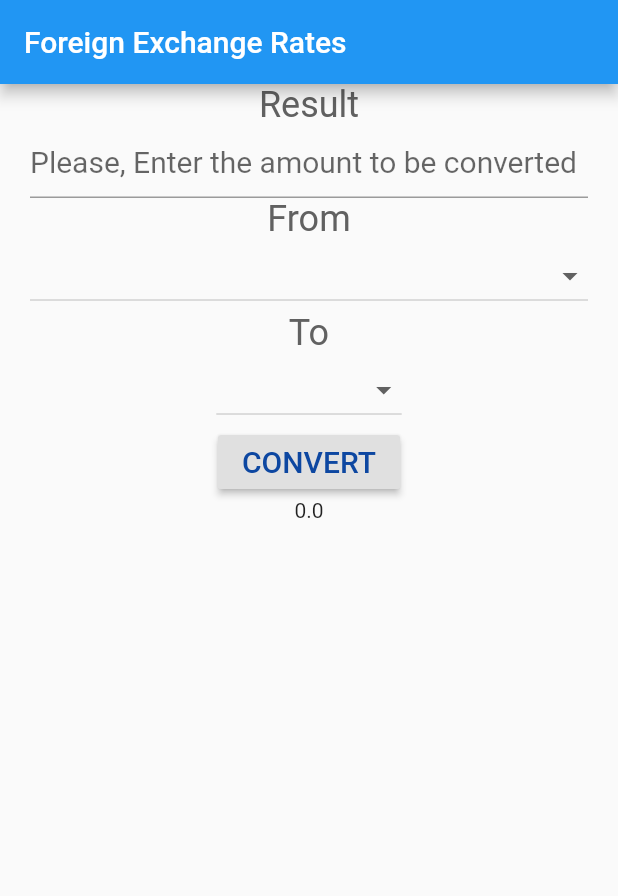
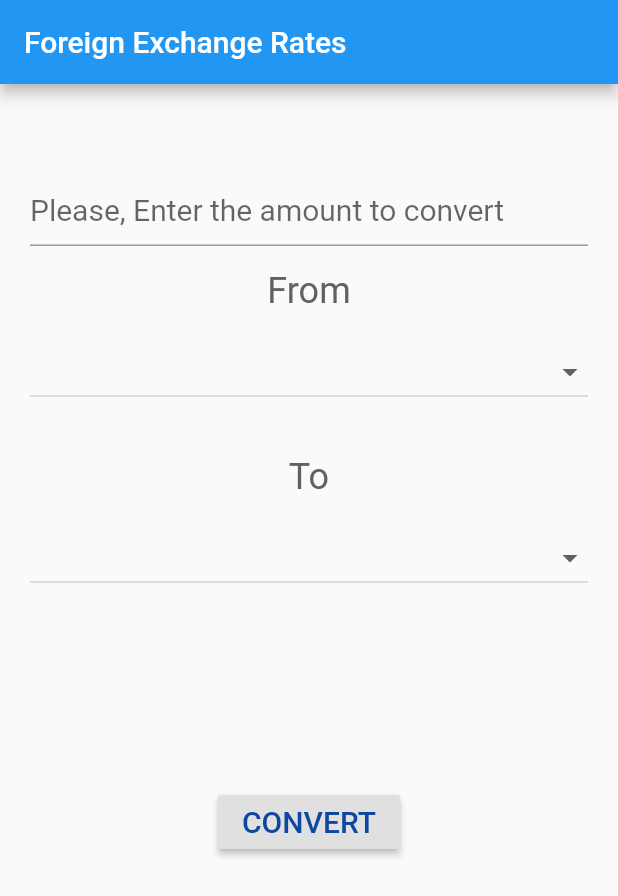
Before and after one commit to tolopsy/forex-rate, a Flutter app: the screen it shows after launch, after a tap on "CONVERT", on a phone screen of 412 x 824 dp. Shown: the top 896 px of the screen. Run offline on Flutter 3.47's test engine with Material 2 defaults, Android fonts, the phone set to English and light mode, and no system bars.

Commit message:
empty SizedBox spacing and logic

```diff
--- a/lib/main.dart
+++ b/lib/main.dart
@@ -9,6 +9,7 @@ class MyApp extends StatefulWidget {
 
 class MyAppState extends State<MyApp> {
   double _amountToConvert;
+  String _resultMessage;
   final List<String> _rates = [
     "Dollar (US)",
     "Pound",
@@ -17,6 +18,27 @@ class MyAppState extends State<MyApp> {
     "Bitcoin",
     "Naira",
   ];
+
+  final Map<String, int> _ratesMap = {
+    "Dollar (US)": 0,
+    "Pound": 1,
+    "Euro": 2,
+    "Japanese Yen": 3,
+    "Bitcoin": 4,
+    "Naira": 5,
+  };
+
+  // _rateMultiplier is the rate of 1 unit of each currency to others.
+  // It is represented as a 2 x 2 matrix.
+  // To use this in production, You should replace the values in each list with real time values.
+  final dynamic _rateMultiplier = {
+    '0': [1, 0.73, 0.85, 110.29, 0.000017, 380],
+    '1': [1.38, 1, 1.17, 151.79, 0.000024, 522.93],
+    '2': [1.17, 0.85, 1, 129.49, 0.000020, 446.26],
+    '3': [0.0091, 0.0066, 0.0077, 1, 0.0000001566, 3.45],
+    '4': [57909.9, 42067.2, 49315.78, 6385840.49, 1, 22005762],
+    '5': [0.0024, 0.0018, 0.0021, 0.29, 0.00000004544, 1],
+  };
 
   String _fromCurrency;
   String _toCurrency;
@@ -38,6 +60,17 @@ class MyAppState extends State<MyApp> {
     super.initState();
   }
 
+  void convert(double value, String from, String to) {
+    int convertFrom = _ratesMap[from];
+    int convertTo = _ratesMap[to];
+
+    var multiplier = _rateMultiplier[convertFrom.toString()][convertTo];
+    var result = value * multiplier;
+    setState(() {
+      _resultMessage = "${result.toStringAsFixed(2)} $to";
+    });
+  }
+
   @override
   Widget build(BuildContext context) {
     return MaterialApp(
@@ -51,14 +84,20 @@ class MyAppState extends State<MyApp> {
             child: SingleChildScrollView(
               child: Column(
                 children: [
+                  SizedBox(
+                    height: 16,
+                  ),
                   Text(
-                    "Result",
+                    (_resultMessage == null) ? '' : _resultMessage,
                     style: labelStyle,
+                  ),
+                  SizedBox(
+                    height: 16,
                   ),
                   TextField(
                     style: fieldStyle,
                     decoration: InputDecoration(
-                        hintText: "Please, Enter the amount to be converted"),
+                        hintText: "Please, Enter the amount to convert"),
                     onChanged: (text) {
                       var userInput = double.tryParse(text);
                       if (userInput != null) {
@@ -68,9 +107,15 @@ class MyAppState extends State<MyApp> {
                       }
                     },
                   ),
+                  SizedBox(
+                    height: 16,
+                  ),
                   Text(
                     "From",
                     style: labelStyle,
+                  ),
+                  SizedBox(
+                    height: 16,
                   ),
                   DropdownButton<String>(
                     isExpanded: true,
@@ -87,11 +132,18 @@ class MyAppState extends State<MyApp> {
                     },
                     value: _fromCurrency,
                   ),
+                  SizedBox(
+                    height: 32,
+                  ),
                   Text(
                     "To",
                     style: labelStyle,
                   ),
+                  SizedBox(
+                    height: 16,
+                  ),
                   DropdownButton<String>(
+                    isExpanded: true,
                     items: _rates.map((String value) {
                       return DropdownMenuItem<String>(
                         value: value,
@@ -105,16 +157,32 @@ class MyAppState extends State<MyApp> {
                     },
                     value: _toCurrency,
                   ),
+                  SizedBox(
+                    height: 128,
+                  ),
                   RaisedButton(
                     child: Text(
                       "CONVERT",
                       style: fieldStyle,
                     ),
-                    onPressed: () => true,
+                    onPressed: () {
+                      if (_fromCurrency == null ||
+                          _toCurrency == null ||
+                          _amountToConvert == 0) {
+                        return;
+                      } else {
+                        convert(_amountToConvert, _fromCurrency, _toCurrency);
+                      }
+                    },
                   ),
-                  Text((_amountToConvert == null)
-                      ? ''
-                      : _amountToConvert.toString()),
+                  SizedBox(
+                    height: 32,
+                  ),
+                  Text(
+                      (_resultMessage == null)
+                          ? ""
+                          : "$_amountToConvert $_fromCurrency is $_resultMessage",
+                      style: labelStyle)
                 ],
               ),
             ),
```
